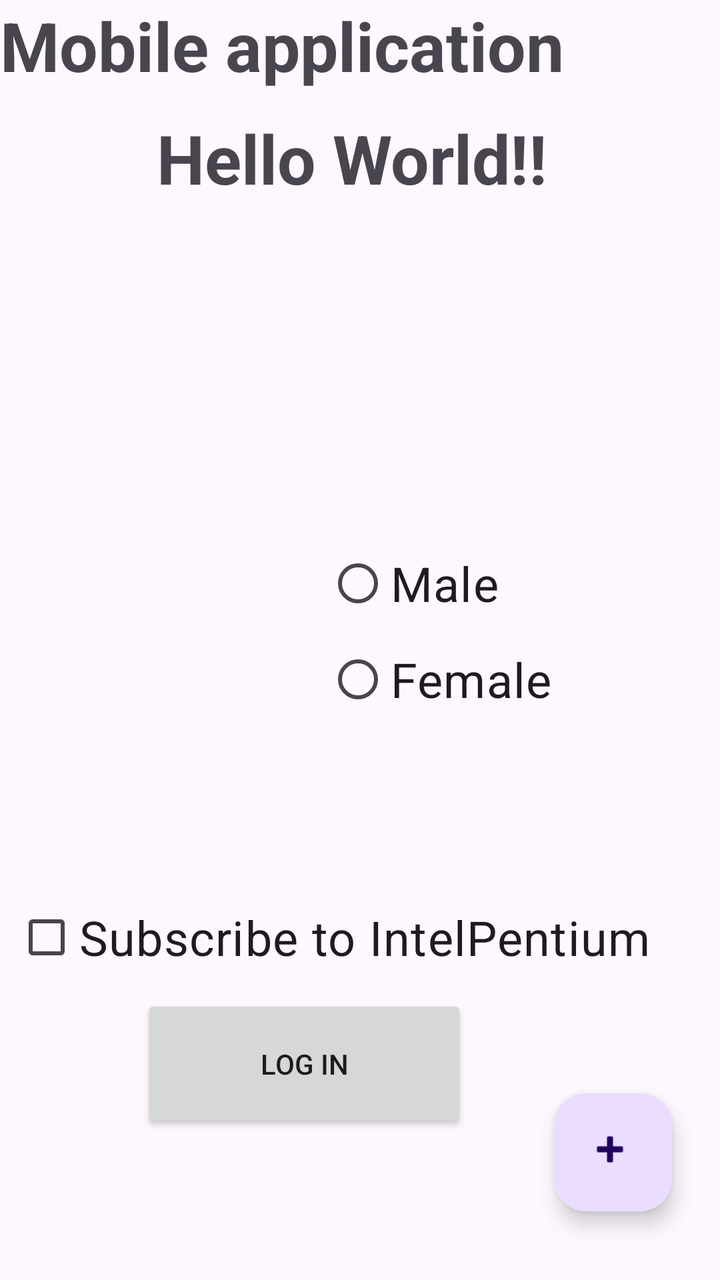
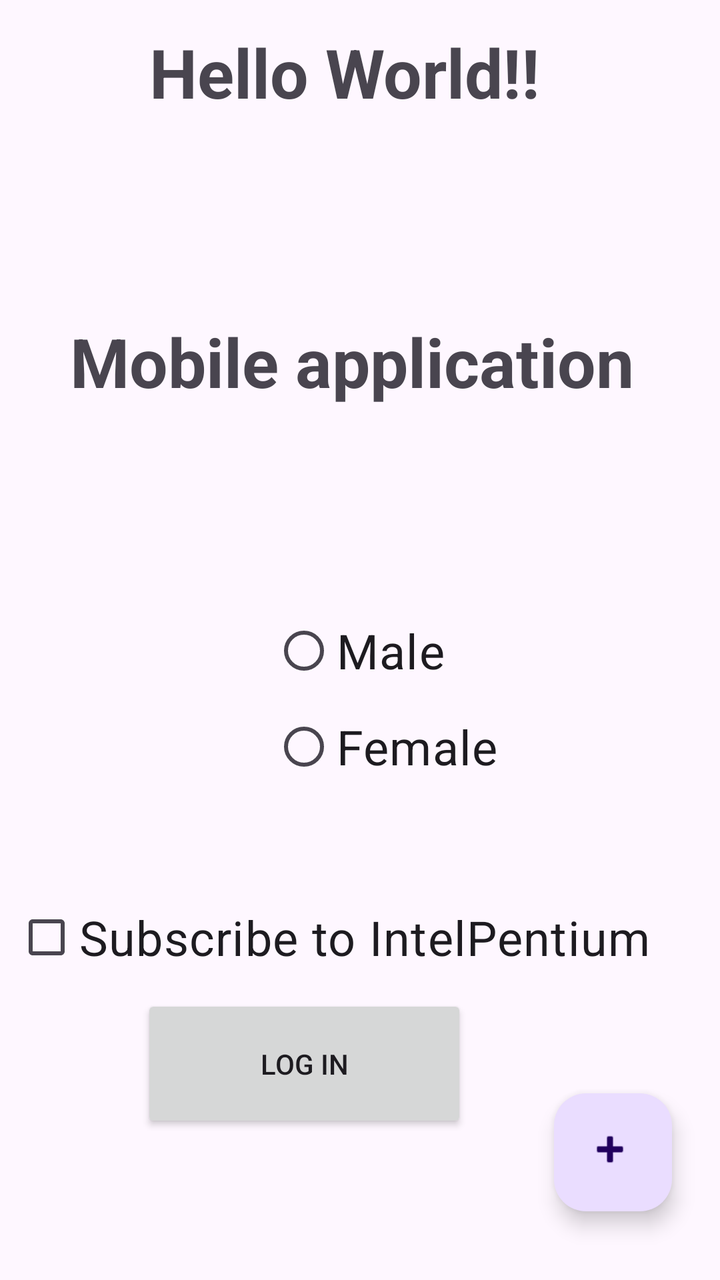

Before-and-after screenshots of an Android layout around one commit, followed by the original layout XML and the change that was made.
<!-- AndroidManifest.xml: application theme Theme.Test1 -->
<!-- res/layout/activity_main.xml -->
<?xml version="1.0" encoding="utf-8"?>
<androidx.constraintlayout.widget.ConstraintLayout xmlns:android="http://schemas.android.com/apk/res/android"
    xmlns:app="http://schemas.android.com/apk/res-auto"
    xmlns:tools="http://schemas.android.com/tools"
    android:id="@+id/main"
    android:layout_width="match_parent"
    android:layout_height="match_parent"
    tools:context=".MainActivity">

    <TextView
        android:id="@+id/textView2"
        android:layout_width="290dp"
        android:layout_height="124dp"
        android:text="Mobile application"
        android:textSize="34sp"
        android:textStyle="bold"
        tools:layout_editor_absoluteX="236dp"
        tools:layout_editor_absoluteY="279dp" />

    <TextView
        android:id="@+id/textView"
        android:layout_width="203dp"
        android:layout_height="115dp"
        android:text="Hello World!!"
        android:textSize="34sp"
        android:textStyle="bold"
        app:layout_constraintBottom_toTopOf="@+id/radioGroup"
        app:layout_constraintEnd_toEndOf="parent"
        app:layout_constraintHorizontal_bias="0.498"
        app:layout_constraintStart_toStartOf="parent"
        app:layout_constraintTop_toTopOf="parent"
        app:layout_constraintVertical_bias="0.368" />

    <Button
        android:id="@+id/button"
        android:layout_width="163dp"
        android:layout_height="69dp"
        android:layout_marginEnd="80dp"
        android:contextClickable="true"
        android:text="Log In"
        android:onClick="showToast"
        app:layout_constraintBottom_toBottomOf="parent"
        app:layout_constraintEnd_toEndOf="parent"
        app:layout_constraintHorizontal_bias="0.603"
        app:layout_constraintStart_toStartOf="parent"
        app:layout_constraintTop_toTopOf="parent"
        app:layout_constraintVertical_bias="0.871" />

    <CheckBox
        android:id="@+id/checkBox"
        android:layout_width="346dp"
        android:layout_height="96dp"
        android:text="Subscribe to IntelPentium"
        android:textSize="24sp"
        app:layout_constraintBottom_toBottomOf="parent"
        app:layout_constraintEnd_toEndOf="parent"
        app:layout_constraintHorizontal_bias="0.521"
        app:layout_constraintStart_toStartOf="parent"
        app:layout_constraintTop_toTopOf="parent"
        app:layout_constraintVertical_bias="0.773" />

    <com.google.android.material.floatingactionbutton.FloatingActionButton
        android:id="@+id/floatingActionButton"
        android:layout_width="61dp"
        android:layout_height="59dp"
        android:clickable="true"
        android:onClick="onClick"
        app:layout_constraintBottom_toBottomOf="parent"
        app:layout_constraintEnd_toEndOf="parent"
        app:layout_constraintHorizontal_bias="0.92"
        app:layout_constraintStart_toStartOf="parent"
        app:layout_constraintTop_toTopOf="parent"
        app:layout_constraintVertical_bias="0.941"
        app:srcCompat="@android:drawable/ic_input_add"
        tools:ignore="SpeakableTextPresentCheck" />

    <RadioGroup
        android:id="@+id/radioGroup"
        android:layout_width="288dp"
        android:layout_height="105dp"
        app:layout_constraintBottom_toBottomOf="parent"
        app:layout_constraintEnd_toEndOf="parent"
        app:layout_constraintHorizontal_bias="0.376"
        app:layout_constraintStart_toStartOf="parent"
        app:layout_constraintTop_toTopOf="parent">

        <RadioButton
            android:id="@+id/radioButton"
            android:layout_width="wrap_content"
            android:layout_height="wrap_content"
            android:layout_marginStart="136dp"
            android:text="Male"
            android:textSize="24sp"
            app:layout_constraintBottom_toBottomOf="parent"
            app:layout_constraintEnd_toEndOf="parent"
            app:layout_constraintHorizontal_bias="0.366"
            app:layout_constraintStart_toStartOf="parent"
            app:layout_constraintTop_toTopOf="parent"
            app:layout_constraintVertical_bias="0.499" />

        <RadioButton
            android:id="@+id/radioButton2"
            android:layout_width="wrap_content"
            android:layout_height="wrap_content"
            android:layout_marginStart="136dp"
            android:text="Female"
            android:textSize="24sp"
            app:layout_constraintBottom_toBottomOf="parent"
            app:layout_constraintEnd_toEndOf="parent"
            app:layout_constraintHorizontal_bias="0.366"
            app:layout_constraintStart_toStartOf="parent"
            app:layout_constraintTop_toBottomOf="@+id/radioButton"
            app:layout_constraintVertical_bias="0.132" />

    </RadioGroup>

</androidx.constraintlayout.widget.ConstraintLayout>
<!-- resources referenced by this layout -->
<resources>
  <style name="Theme.Test1" parent="Base.Theme.Test1" />
  <style name="Base.Theme.Test1" parent="Theme.Material3.DayNight.NoActionBar">
          
          
      </style>
</resources>

<!-- the commit's change to res/layout/activity_main.xml (unified diff, before → after) -->
@@ -8,16 +8,6 @@
     tools:context=".MainActivity">
 
     <TextView
-        android:id="@+id/textView2"
-        android:layout_width="290dp"
-        android:layout_height="124dp"
-        android:text="Mobile application"
-        android:textSize="34sp"
-        android:textStyle="bold"
-        tools:layout_editor_absoluteX="236dp"
-        tools:layout_editor_absoluteY="279dp" />
-
-    <TextView
         android:id="@+id/textView"
         android:layout_width="203dp"
         android:layout_height="115dp"
@@ -26,10 +16,10 @@
         android:textStyle="bold"
         app:layout_constraintBottom_toTopOf="@+id/radioGroup"
         app:layout_constraintEnd_toEndOf="parent"
-        app:layout_constraintHorizontal_bias="0.498"
+        app:layout_constraintHorizontal_bias="0.475"
         app:layout_constraintStart_toStartOf="parent"
         app:layout_constraintTop_toTopOf="parent"
-        app:layout_constraintVertical_bias="0.368" />
+        app:layout_constraintVertical_bias="0.071" />
 
     <Button
         android:id="@+id/button"
@@ -76,13 +66,14 @@
 
     <RadioGroup
         android:id="@+id/radioGroup"
-        android:layout_width="288dp"
-        android:layout_height="105dp"
+        android:layout_width="258dp"
+        android:layout_height="98dp"
         app:layout_constraintBottom_toBottomOf="parent"
         app:layout_constraintEnd_toEndOf="parent"
-        app:layout_constraintHorizontal_bias="0.376"
+        app:layout_constraintHorizontal_bias="0.0"
         app:layout_constraintStart_toStartOf="parent"
-        app:layout_constraintTop_toTopOf="parent">
+        app:layout_constraintTop_toTopOf="parent"
+        app:layout_constraintVertical_bias="0.556">
 
         <RadioButton
             android:id="@+id/radioButton"
@@ -114,4 +105,17 @@
 
     </RadioGroup>
 
+    <TextView
+        android:id="@+id/textView2"
+        android:layout_width="290dp"
+        android:layout_height="124dp"
+        android:text="Mobile application"
+        android:textSize="34sp"
+        android:textStyle="bold"
+        app:layout_constraintBottom_toBottomOf="parent"
+        app:layout_constraintEnd_toEndOf="parent"
+        app:layout_constraintStart_toStartOf="parent"
+        app:layout_constraintTop_toTopOf="parent"
+        app:layout_constraintVertical_bias="0.306" />
+
 </androidx.constraintlayout.widget.ConstraintLayout>
